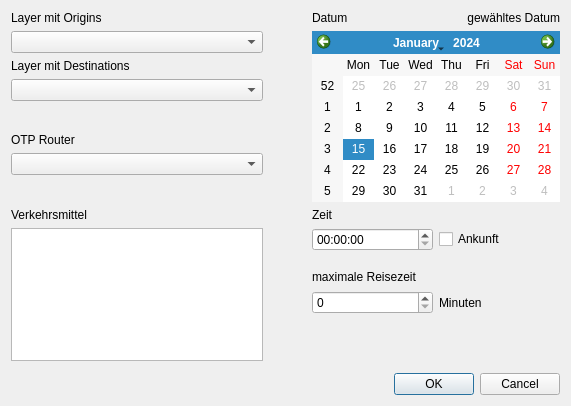
First picture: the form in OTP/OTP_dialog_base.ui, repository ChrFr/qgis-OTP, before the edit.
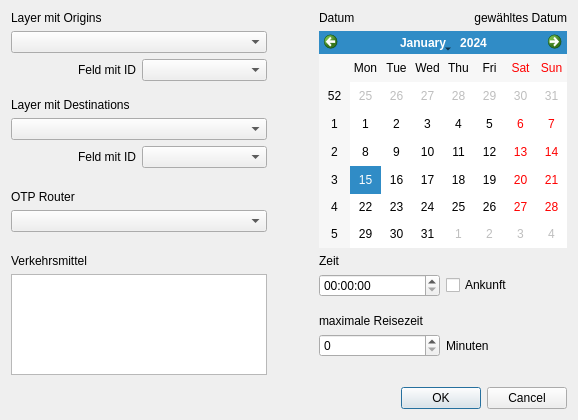
Second picture: the form after the edit.

Commit message: Update: OTP UI comboboxes for selecting ids

The edit to the form file:
```diff
--- a/OTP/OTP_dialog_base.ui
+++ b/OTP/OTP_dialog_base.ui
@@ -9,8 +9,8 @@
    <rect>
     <x>0</x>
     <y>0</y>
-    <width>571</width>
-    <height>406</height>
+    <width>578</width>
+    <height>420</height>
    </rect>
   </property>
   <property name="minimumSize">
@@ -23,33 +23,14 @@
    <string>OTP Erreichbarkeit</string>
   </property>
   <layout class="QGridLayout" name="gridLayout">
-   <item row="11" column="2">
+   <item row="14" column="3">
     <widget class="QLabel" name="label_7">
      <property name="text">
       <string>maximale Reisezeit</string>
      </property>
     </widget>
    </item>
-   <item row="1" column="0">
-    <widget class="QComboBox" name="origins_combo"/>
-   </item>
-   <item row="10" column="2">
-    <spacer name="verticalSpacer_4">
-     <property name="orientation">
-      <enum>Qt::Vertical</enum>
-     </property>
-     <property name="sizeType">
-      <enum>QSizePolicy::Fixed</enum>
-     </property>
-     <property name="sizeHint" stdset="0">
-      <size>
-       <width>20</width>
-       <height>5</height>
-      </size>
-     </property>
-    </spacer>
-   </item>
-   <item row="0" column="3">
+   <item row="0" column="4">
     <widget class="QLabel" name="current_date_label">
      <property name="text">
       <string>gewähltes Datum</string>
@@ -59,7 +40,39 @@
      </property>
     </widget>
    </item>
-   <item row="31" column="0" colspan="4">
+   <item row="13" column="3">
+    <spacer name="verticalSpacer_4">
+     <property name="orientation">
+      <enum>Qt::Vertical</enum>
+     </property>
+     <property name="sizeType">
+      <enum>QSizePolicy::Fixed</enum>
+     </property>
+     <property name="sizeHint" stdset="0">
+      <size>
+       <width>20</width>
+       <height>5</height>
+      </size>
+     </property>
+    </spacer>
+   </item>
+   <item row="7" column="1">
+    <spacer name="verticalSpacer_3">
+     <property name="orientation">
+      <enum>Qt::Vertical</enum>
+     </property>
+     <property name="sizeType">
+      <enum>QSizePolicy::Fixed</enum>
+     </property>
+     <property name="sizeHint" stdset="0">
+      <size>
+       <width>20</width>
+       <height>10</height>
+      </size>
+     </property>
+    </spacer>
+   </item>
+   <item row="34" column="1" colspan="4">
     <widget class="QDialogButtonBox" name="button_box">
      <property name="orientation">
       <enum>Qt::Horizontal</enum>
@@ -69,83 +82,54 @@
      </property>
     </widget>
    </item>
-   <item row="2" column="0">
-    <widget class="QLabel" name="label_6">
-     <property name="text">
-      <string>Layer mit Destinations</string>
-     </property>
-    </widget>
-   </item>
-   <item row="0" column="0">
-    <widget class="QLabel" name="label">
-     <property name="text">
-      <string>Layer mit Origins</string>
-     </property>
-    </widget>
-   </item>
-   <item row="3" column="0">
-    <widget class="QComboBox" name="destinations_combo"/>
-   </item>
-   <item row="4" column="0">
-    <spacer name="verticalSpacer_3">
-     <property name="orientation">
-      <enum>Qt::Vertical</enum>
-     </property>
-     <property name="sizeHint" stdset="0">
-      <size>
-       <width>20</width>
-       <height>40</height>
-      </size>
-     </property>
-    </spacer>
-   </item>
-   <item row="6" column="0">
-    <widget class="QComboBox" name="router_combo"/>
-   </item>
-   <item row="9" column="3">
+   <item row="12" column="4">
     <widget class="QCheckBox" name="checkBox">
      <property name="text">
       <string>Ankunft</string>
      </property>
     </widget>
    </item>
-   <item row="0" column="2">
-    <widget class="QLabel" name="label_4">
-     <property name="text">
-      <string>Datum</string>
-     </property>
-    </widget>
-   </item>
-   <item row="7" column="0">
-    <spacer name="verticalSpacer">
-     <property name="orientation">
-      <enum>Qt::Vertical</enum>
-     </property>
-     <property name="sizeHint" stdset="0">
-      <size>
-       <width>20</width>
-       <height>40</height>
-      </size>
-     </property>
-    </spacer>
-   </item>
-   <item row="8" column="2">
+   <item row="11" column="3">
     <widget class="QLabel" name="label_5">
      <property name="text">
       <string>Zeit</string>
      </property>
     </widget>
    </item>
-   <item row="1" column="2" rowspan="7" colspan="2">
+   <item row="10" column="1">
+    <spacer name="verticalSpacer">
+     <property name="orientation">
+      <enum>Qt::Vertical</enum>
+     </property>
+     <property name="sizeType">
+      <enum>QSizePolicy::Fixed</enum>
+     </property>
+     <property name="sizeHint" stdset="0">
+      <size>
+       <width>20</width>
+       <height>10</height>
+      </size>
+     </property>
+    </spacer>
+   </item>
+   <item row="0" column="3">
+    <widget class="QLabel" name="label_4">
+     <property name="text">
+      <string>Datum</string>
+     </property>
+    </widget>
+   </item>
+   <item row="1" column="3" rowspan="10" colspan="2">
     <widget class="QCalendarWidget" name="calendar_edit"/>
    </item>
-   <item row="9" column="0" rowspan="6">
-    <widget class="QListWidget" name="mode_list_view"/>
+   <item row="15" column="3">
+    <widget class="QSpinBox" name="max_time_edit">
+     <property name="maximum">
+      <number>3600</number>
+     </property>
+    </widget>
    </item>
    <item row="9" column="2">
-    <widget class="QTimeEdit" name="time_edit"/>
-   </item>
-   <item row="6" column="1">
     <spacer name="horizontalSpacer">
      <property name="orientation">
       <enum>Qt::Horizontal</enum>
@@ -158,35 +142,17 @@
      </property>
     </spacer>
    </item>
-   <item row="5" column="0">
-    <widget class="QLabel" name="label_3">
-     <property name="text">
-      <string>OTP Router</string>
-     </property>
-    </widget>
-   </item>
-   <item row="8" column="0">
-    <widget class="QLabel" name="label_2">
-     <property name="text">
-      <string>Verkehrsmittel</string>
-     </property>
-    </widget>
-   </item>
-   <item row="12" column="2">
-    <widget class="QSpinBox" name="max_time_edit">
-     <property name="maximum">
-      <number>3600</number>
-     </property>
-    </widget>
-   </item>
    <item row="12" column="3">
+    <widget class="QTimeEdit" name="time_edit"/>
+   </item>
+   <item row="15" column="4">
     <widget class="QLabel" name="label_8">
      <property name="text">
       <string>Minuten</string>
      </property>
     </widget>
    </item>
-   <item row="13" column="2" rowspan="3">
+   <item row="16" column="3" rowspan="3">
     <spacer name="verticalSpacer_2">
      <property name="orientation">
       <enum>Qt::Vertical</enum>
@@ -202,6 +168,88 @@
      </property>
     </spacer>
    </item>
+   <item row="6" column="0">
+    <widget class="QLabel" name="label_10">
+     <property name="text">
+      <string>Feld mit ID</string>
+     </property>
+     <property name="alignment">
+      <set>Qt::AlignRight|Qt::AlignTrailing|Qt::AlignVCenter</set>
+     </property>
+    </widget>
+   </item>
+   <item row="2" column="1">
+    <widget class="QComboBox" name="origins_id_combo"/>
+   </item>
+   <item row="2" column="0">
+    <widget class="QLabel" name="label_9">
+     <property name="text">
+      <string>Feld mit ID</string>
+     </property>
+     <property name="alignment">
+      <set>Qt::AlignRight|Qt::AlignTrailing|Qt::AlignVCenter</set>
+     </property>
+    </widget>
+   </item>
+   <item row="9" column="0" colspan="2">
+    <widget class="QComboBox" name="router_combo"/>
+   </item>
+   <item row="1" column="0" colspan="2">
+    <widget class="QComboBox" name="origins_combo"/>
+   </item>
+   <item row="5" column="0" colspan="2">
+    <widget class="QComboBox" name="destinations_combo"/>
+   </item>
+   <item row="12" column="0" rowspan="6" colspan="2">
+    <widget class="QListWidget" name="mode_list_view"/>
+   </item>
+   <item row="6" column="1">
+    <widget class="QComboBox" name="destinations_id_combo"/>
+   </item>
+   <item row="4" column="0">
+    <widget class="QLabel" name="label_6">
+     <property name="text">
+      <string>Layer mit Destinations</string>
+     </property>
+    </widget>
+   </item>
+   <item row="0" column="0">
+    <widget class="QLabel" name="label">
+     <property name="text">
+      <string>Layer mit Origins</string>
+     </property>
+    </widget>
+   </item>
+   <item row="8" column="0">
+    <widget class="QLabel" name="label_3">
+     <property name="text">
+      <string>OTP Router</string>
+     </property>
+    </widget>
+   </item>
+   <item row="11" column="0">
+    <widget class="QLabel" name="label_2">
+     <property name="text">
+      <string>Verkehrsmittel</string>
+     </property>
+    </widget>
+   </item>
+   <item row="3" column="0">
+    <spacer name="verticalSpacer_5">
+     <property name="orientation">
+      <enum>Qt::Vertical</enum>
+     </property>
+     <property name="sizeType">
+      <enum>QSizePolicy::Fixed</enum>
+     </property>
+     <property name="sizeHint" stdset="0">
+      <size>
+       <width>20</width>
+       <height>5</height>
+      </size>
+     </property>
+    </spacer>
+   </item>
   </layout>
  </widget>
  <resources/>
```
